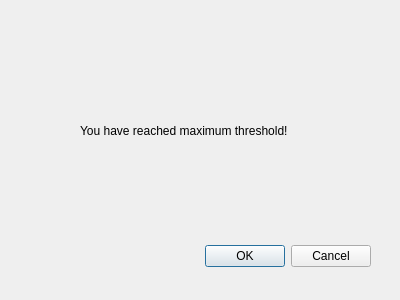
Old version of the form task_2/DesignedApp/dialog.ui in the repository helibom/linUM1-lab8.
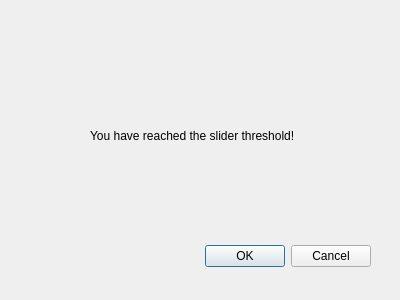
New version of the form.

The edit to the form file:
```diff
--- a/task_2/DesignedApp/dialog.ui
+++ b/task_2/DesignedApp/dialog.ui
@@ -32,14 +32,14 @@
   <widget class="QLabel" name="label">
    <property name="geometry">
     <rect>
-     <x>80</x>
-     <y>110</y>
-     <width>241</width>
-     <height>41</height>
+     <x>90</x>
+     <y>120</y>
+     <width>231</width>
+     <height>31</height>
     </rect>
    </property>
    <property name="text">
-    <string>You have reached maximum threshold!</string>
+    <string>You have reached the slider threshold!</string>
    </property>
   </widget>
  </widget>
```
